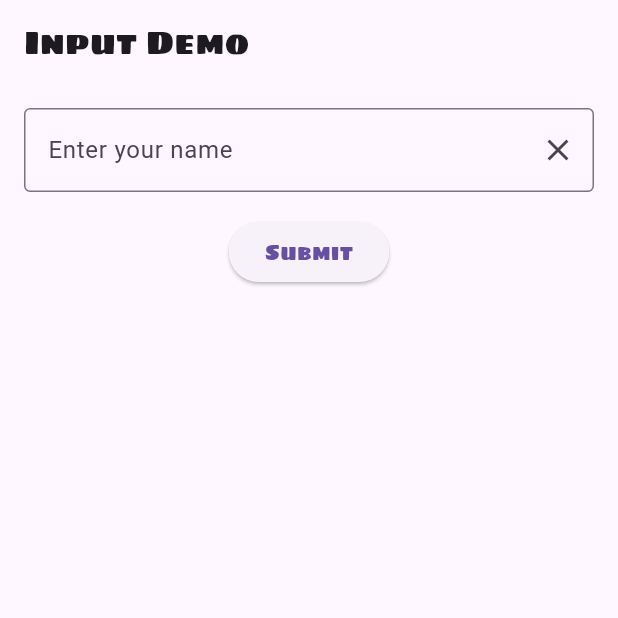
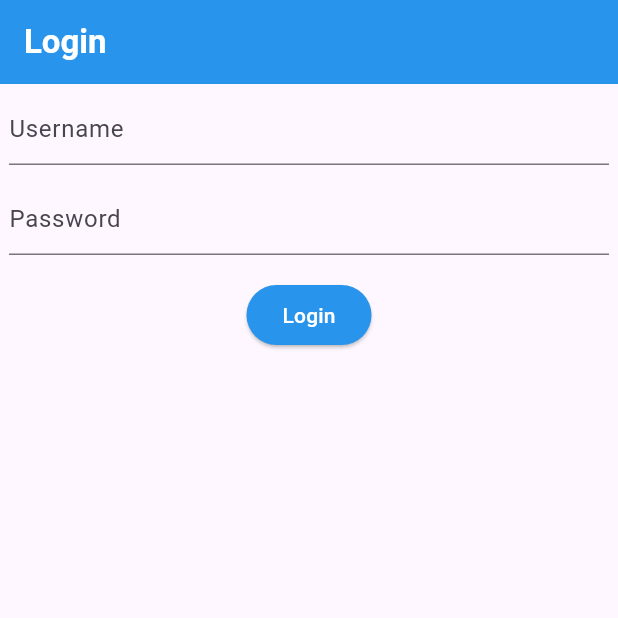
Before and after one commit to N-K-L1/flutter_application, a Flutter app: the screen it shows after launch, on a phone screen of 412 x 824 dp, the top half of it. Run offline on Flutter 3.47's test engine with Material 3 defaults, Android fonts, the phone set to English and light mode, and no system bars.

Commit message:
Complete login assignment1

```diff
--- a/lib/main.dart
+++ b/lib/main.dart
@@ -1,4 +1,4 @@
 import 'package:flutter/material.dart';
-import 'package:flutter_application/week04/input_demo.dart';
+import 'package:flutter_application/week04/login.dart';
 
-void main() => runApp(MaterialApp(home: InputDemo()));
+void main() => runApp(MaterialApp(home: Login()));
--- /dev/null
+++ b/lib/week04/login.dart
@@ -0,0 +1,71 @@
+import 'package:flutter/material.dart';
+
+class Login extends StatefulWidget {
+  const Login({super.key});
+
+  @override
+  State<Login> createState() => _LoginState();
+}
+
+class _LoginState extends State<Login> {
+  //State variables
+  String message = '';
+  TextEditingController tcName = TextEditingController();
+  TextEditingController tcPassword = TextEditingController();
+
+  //Functions
+  void updateText() {
+    setState(() {
+      if (tcName.text == "admin" && tcPassword.text == "1234") {
+        message = 'Welcome admin';
+      } else {
+        message = 'Wrong username or password';
+      }
+    });
+  }
+
+  @override
+  Widget build(BuildContext context) {
+    return Scaffold(
+      appBar: AppBar(
+        title: const Text(
+          'Login',
+          style: TextStyle(color: Colors.white, fontWeight: FontWeight.bold),
+        ),
+        backgroundColor: const Color.fromRGBO(40, 148, 236, 1),
+      ),
+      body: Column(
+        children: [
+          Padding(
+            padding: const EdgeInsets.all(6.0),
+            child: TextField(
+              controller: tcName,
+              decoration: InputDecoration(hintText: 'Username'),
+            ),
+          ),
+          Padding(
+            padding: const EdgeInsets.all(6.0),
+            child: TextField(
+              controller: tcPassword,
+              obscureText: true,
+              decoration: InputDecoration(hintText: 'Password'),
+            ),
+          ),
+          SizedBox(height: 10),
+          ElevatedButton(
+            onPressed: updateText,
+            style: ElevatedButton.styleFrom(
+              backgroundColor: const Color.fromRGBO(40, 148, 236, 1),
+            ),
+            child: const Text('Login', style: TextStyle(color: Colors.white)),
+          ),
+          SizedBox(height: 10),
+          Text(
+            message,
+            style: TextStyle(color: const Color.fromARGB(255, 255, 0, 0)),
+          ),
+        ],
+      ),
+    );
+  }
+}
```
